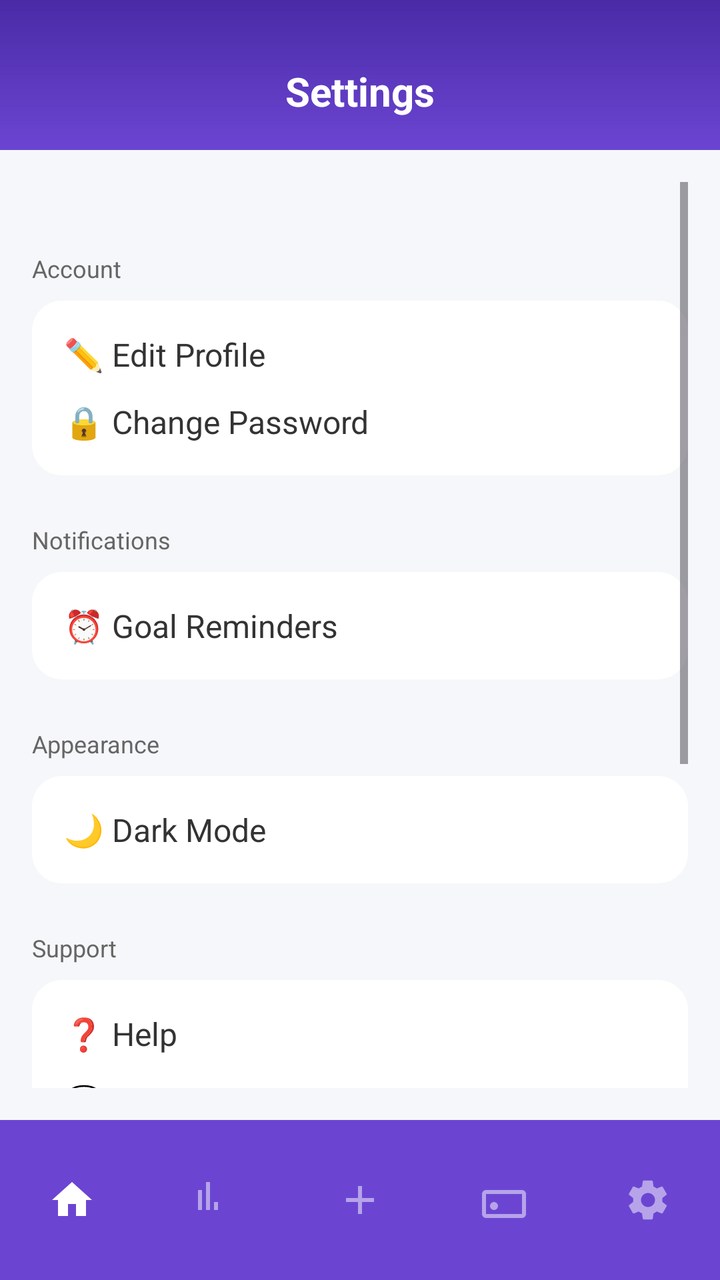
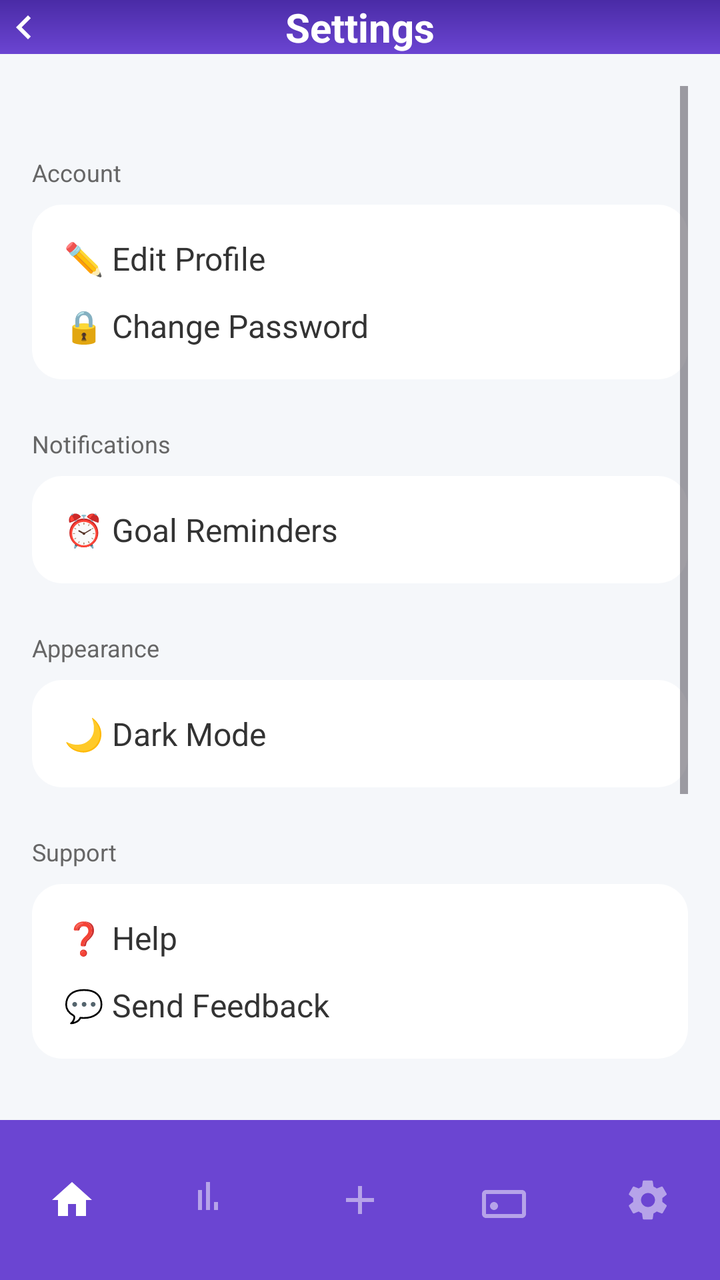

Before-and-after screenshots of an Android layout around one commit, followed by the original layout XML and the change that was made.
<!-- AndroidManifest.xml: application theme Theme.TightBudget -->
<!-- res/layout/activity_settings.xml -->
<?xml version="1.0" encoding="utf-8"?>
<RelativeLayout xmlns:android="http://schemas.android.com/apk/res/android"
    xmlns:app="http://schemas.android.com/apk/res-auto"
    xmlns:tools="http://schemas.android.com/tools"
    android:layout_width="match_parent"
    android:layout_height="match_parent"
    android:background="@color/background_gray"
    tools:context=".SettingsActivity">

    
    <LinearLayout
        android:id="@+id/header"
        android:layout_width="match_parent"
        android:layout_height="wrap_content"
        android:background="@drawable/gradient_background"
        android:paddingStart="16dp"
        android:paddingEnd="16dp"
        android:paddingTop="32dp"
        android:paddingBottom="16dp"
        android:orientation="horizontal"
        android:gravity="center_vertical">

        <TextView
            android:layout_width="0dp"
            android:layout_height="wrap_content"
            android:layout_weight="1"
            android:text="Settings"
            android:gravity="center"
            android:textSize="20sp"
            android:textStyle="bold"
            android:textColor="@color/white" />
    </LinearLayout>

    <ScrollView
        android:id="@+id/settingsScroll"
        android:layout_width="match_parent"
        android:layout_height="match_parent"
        android:layout_above="@id/bottomNavBar"
        android:layout_below="@id/header"
        android:padding="16dp">

        <LinearLayout
            android:layout_width="match_parent"
            android:layout_height="wrap_content"
            android:orientation="vertical">

            
            <TextView
                android:layout_width="wrap_content"
                android:layout_height="wrap_content"
                android:layout_marginBottom="16dp"/>

            
            <TextView
                android:layout_width="wrap_content"
                android:layout_height="wrap_content"
                android:layout_marginBottom="8dp"
                android:text="Account"
                android:textColor="@color/text_light"
                android:textSize="12sp" />

            <LinearLayout
                android:layout_width="match_parent"
                android:layout_height="wrap_content"
                android:background="@drawable/card_background"
                android:orientation="vertical"
                android:padding="16dp">

                <TextView
                    android:id="@+id/editProfile"
                    android:layout_width="wrap_content"
                    android:layout_height="wrap_content"
                    android:layout_marginBottom="12dp"
                    android:text="✏️ Edit Profile"
                    android:textColor="@color/text_dark"
                    android:textSize="16sp" />

                <TextView
                    android:id="@+id/changePassword"
                    android:layout_width="wrap_content"
                    android:layout_height="wrap_content"
                    android:text="🔒 Change Password"
                    android:textColor="@color/text_dark"
                    android:textSize="16sp" />
            </LinearLayout>

            
            <TextView
                android:layout_width="wrap_content"
                android:layout_height="wrap_content"
                android:layout_marginTop="24dp"
                android:layout_marginBottom="8dp"
                android:text="Notifications"
                android:textColor="@color/text_light"
                android:textSize="12sp" />

            <LinearLayout
                android:layout_width="match_parent"
                android:layout_height="wrap_content"
                android:background="@drawable/card_background"
                android:orientation="vertical"
                android:padding="16dp">

                <TextView
                    android:id="@+id/goalReminders"
                    android:layout_width="wrap_content"
                    android:layout_height="wrap_content"
                    android:text="⏰ Goal Reminders"
                    android:textColor="@color/text_dark"
                    android:textSize="16sp" />
            </LinearLayout>

            
            <TextView
                android:layout_width="wrap_content"
                android:layout_height="wrap_content"
                android:layout_marginTop="24dp"
                android:layout_marginBottom="8dp"
                android:text="Appearance"
                android:textColor="@color/text_light"
                android:textSize="12sp" />

            <LinearLayout
                android:layout_width="match_parent"
                android:layout_height="wrap_content"
                android:background="@drawable/card_background"
                android:orientation="vertical"
                android:padding="16dp">

                <TextView
                    android:id="@+id/darkMode"
                    android:layout_width="wrap_content"
                    android:layout_height="wrap_content"
                    android:text="🌙 Dark Mode"
                    android:textColor="@color/text_dark"
                    android:textSize="16sp" />
            </LinearLayout>

            
            <TextView
                android:layout_width="wrap_content"
                android:layout_height="wrap_content"
                android:layout_marginTop="24dp"
                android:layout_marginBottom="8dp"
                android:text="Support"
                android:textColor="@color/text_light"
                android:textSize="12sp" />

            <LinearLayout
                android:layout_width="match_parent"
                android:layout_height="wrap_content"
                android:background="@drawable/card_background"
                android:orientation="vertical"
                android:padding="16dp">

                <TextView
                    android:id="@+id/help"
                    android:layout_width="wrap_content"
                    android:layout_height="wrap_content"
                    android:layout_marginBottom="12dp"
                    android:text="❓ Help"
                    android:textColor="@color/text_dark"
                    android:textSize="16sp" />

                <TextView
                    android:id="@+id/feedback"
                    android:layout_width="wrap_content"
                    android:layout_height="wrap_content"
                    android:text="💬 Send Feedback"
                    android:textColor="@color/text_dark"
                    android:textSize="16sp" />
            </LinearLayout>

            
            <TextView
                android:layout_width="wrap_content"
                android:layout_height="wrap_content"
                android:layout_marginTop="24dp"
                android:layout_marginBottom="8dp"
                android:text="App Info"
                android:textColor="@color/text_light"
                android:textSize="12sp" />

            <LinearLayout
                android:layout_width="match_parent"
                android:layout_height="wrap_content"
                android:background="@drawable/card_background"
                android:orientation="vertical"
                android:padding="16dp">

                <TextView
                    android:id="@+id/version"
                    android:layout_width="wrap_content"
                    android:layout_height="wrap_content"
                    android:layout_marginBottom="12dp"
                    android:text="📱 App Version 1.0"
                    android:textColor="@color/text_dark"
                    android:textSize="16sp" />

                <TextView
                    android:id="@+id/terms"
                    android:layout_width="wrap_content"
                    android:layout_height="wrap_content"
                    android:layout_marginBottom="12dp"
                    android:text="📄 Terms &amp; Conditions"
                    android:textColor="@color/text_dark"
                    android:textSize="16sp" />

                <TextView
                    android:id="@+id/privacy"
                    android:layout_width="wrap_content"
                    android:layout_height="wrap_content"
                    android:text="🔐 Privacy Policy"
                    android:textColor="@color/text_dark"
                    android:textSize="16sp" />
            </LinearLayout>

            <Button
                android:id="@+id/signOut"
                android:layout_width="match_parent"
                android:layout_height="wrap_content"
                android:layout_marginTop="32dp"
                android:backgroundTint="@color/red_light"
                android:padding="12dp"
                android:text="Sign Out"
                android:textAllCaps="false"
                android:textColor="@color/white" />

        </LinearLayout>
    </ScrollView>

    
    <com.google.android.material.bottomnavigation.BottomNavigationView
        android:id="@+id/bottomNavBar"
        android:layout_width="match_parent"
        android:layout_height="wrap_content"
        android:layout_alignParentBottom="true"
        android:background="@color/primary_purple_light"
        android:fitsSystemWindows="false"
        app:itemIconTint="@color/bottom_nav_item_colour"
        app:itemTextColor="@color/bottom_nav_item_colour"
        app:labelVisibilityMode="unlabeled"
        app:menu="@menu/bottom_navigation_menu" />

</RelativeLayout>
<!-- resources referenced by this layout -->
<resources>
  <color name="background_gray">#F5F7FA</color>
  <color name="primary_purple_light">#6B45D2</color>
  <color name="red_light">#FF5252</color>
  <color name="text_dark">#333333</color>
  <color name="text_light">#666666</color>
  <color name="white">#FFFFFFFF</color>
  <!-- drawable card_background (drawable) -->
  <?xml version="1.0" encoding="utf-8"?>
  <shape xmlns:android="http://schemas.android.com/apk/res/android">
      <solid android:color="@color/white" />
      <corners android:radius="15dp" />
  </shape>
  <!-- drawable gradient_background (drawable) -->
  <?xml version="1.0" encoding="utf-8"?>
  <shape xmlns:android="http://schemas.android.com/apk/res/android">
      <gradient
          android:startColor="@color/primary_purple_dark"
          android:endColor="@color/primary_purple_light"
          android:angle="270" />
  </shape>
  <style name="Theme.TightBudget" parent="Base.Theme.TightBudget" />
  <color name="primary_purple_dark">#4A2BA6</color>
  <style name="Base.Theme.TightBudget" parent="Theme.Material3.DayNight.NoActionBar">
          <item name="android:windowTranslucentNavigation">false</item>
          <item name="android:navigationBarColor">@color/primary_purple_light</item>
          <item name="android:statusBarColor">@android:color/transparent</item>
          <item name="android:windowDrawsSystemBarBackgrounds">true</item>
      </style>
</resources>

<!-- the commit's change to res/layout/activity_settings.xml (unified diff, before → after) -->
@@ -8,28 +8,42 @@
     tools:context=".SettingsActivity">
 
     
-    <LinearLayout
+    <androidx.constraintlayout.widget.ConstraintLayout
         android:id="@+id/header"
         android:layout_width="match_parent"
         android:layout_height="wrap_content"
         android:background="@drawable/gradient_background"
         android:paddingStart="16dp"
+        android:paddingTop="48dp"
         android:paddingEnd="16dp"
-        android:paddingTop="32dp"
-        android:paddingBottom="16dp"
-        android:orientation="horizontal"
-        android:gravity="center_vertical">
+        android:paddingBottom="20dp"
+        android:fitsSystemWindows="true">
+
+        <ImageView
+            android:id="@+id/backButton"
+            android:layout_width="24dp"
+            android:layout_height="24dp"
+            android:src="@drawable/ic_back"
+            android:contentDescription="@string/back_button"
+            app:tint="@android:color/white"
+            app:layout_constraintStart_toStartOf="parent"
+            app:layout_constraintTop_toTopOf="parent"
+            app:layout_constraintBottom_toBottomOf="parent" />
 
         <TextView
+            android:id="@+id/headerTitle"
             android:layout_width="0dp"
             android:layout_height="wrap_content"
-            android:layout_weight="1"
             android:text="Settings"
-            android:gravity="center"
+            android:textColor="@android:color/white"
             android:textSize="20sp"
             android:textStyle="bold"
-            android:textColor="@color/white" />
-    </LinearLayout>
+            android:gravity="center"
+            app:layout_constraintStart_toStartOf="parent"
+            app:layout_constraintEnd_toEndOf="parent"
+            app:layout_constraintTop_toTopOf="parent"
+            app:layout_constraintBottom_toBottomOf="parent" />
+    </androidx.constraintlayout.widget.ConstraintLayout>
 
     <ScrollView
         android:id="@+id/settingsScroll"
<!-- resource entries referenced after the edit -->
@@ -20,6 +20,19 @@
           android:endColor="@color/primary_purple_light"
           android:angle="270" />
   </shape>
+  <!-- drawable ic_back (drawable) -->
+  <?xml version="1.0" encoding="utf-8"?>
+  <vector xmlns:android="http://schemas.android.com/apk/res/android"
+      android:width="24dp"
+      android:height="24dp"
+      android:viewportWidth="24"
+      android:viewportHeight="24">
+  
+      <path
+          android:fillColor="#FFFFFF"
+          android:pathData="M15.41,7.41L14,6l-6,6 6,6 1.41,-1.41L10.83,12z" />
+  </vector>
+  <string name="back_button" />
   <style name="Theme.TightBudget" parent="Base.Theme.TightBudget" />
   <color name="primary_purple_dark">#4A2BA6</color>
   <style name="Base.Theme.TightBudget" parent="Theme.Material3.DayNight.NoActionBar">
